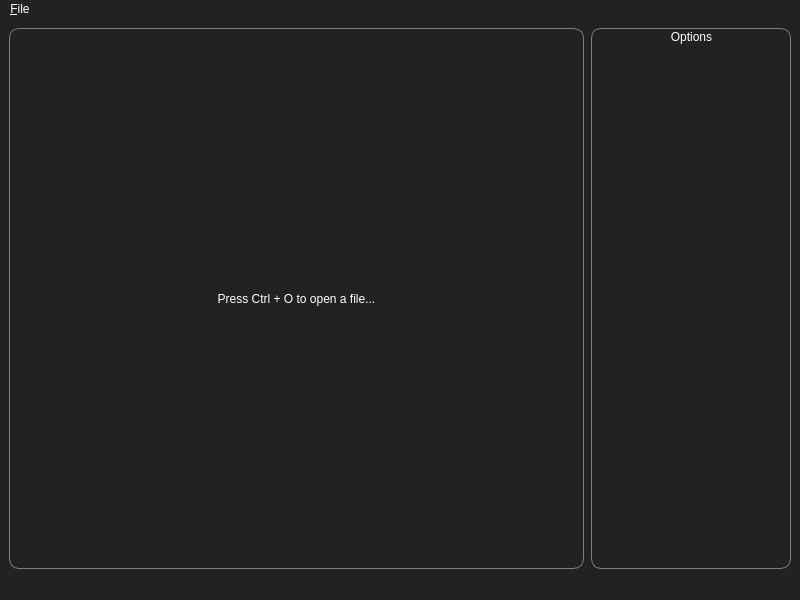
Before: the Qt Designer form src/app/main_window.ui in BenjikQ/Livewire, drawn with Qt 5.
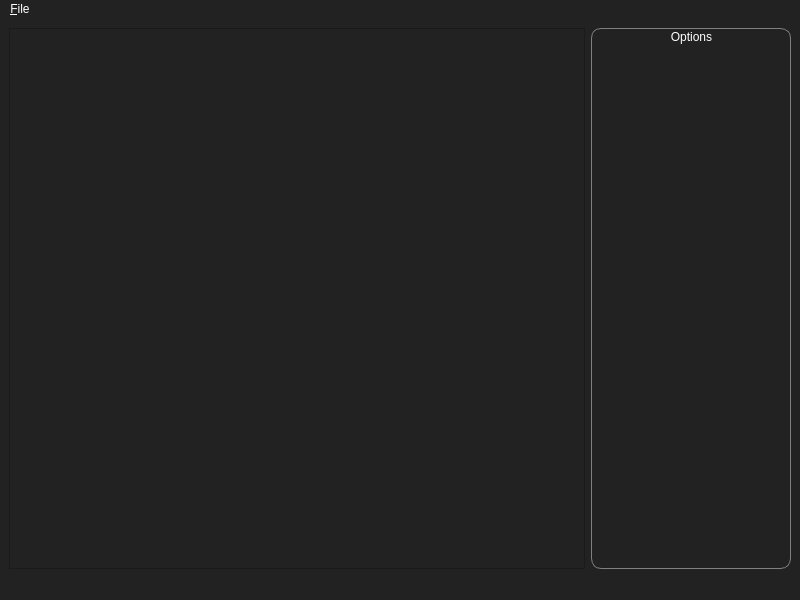
After: the same form once the commit is applied.

```diff
--- a/src/app/main_window.ui
+++ b/src/app/main_window.ui
@@ -36,76 +36,7 @@
   <widget class="QWidget" name="centralwidget">
    <layout class="QHBoxLayout" name="horizontalLayout">
     <item>
-     <widget class="QGroupBox" name="scrollAreaBox">
-      <property name="title">
-       <string/>
-      </property>
-      <layout class="QGridLayout" name="gridLayout">
-       <item row="0" column="0">
-        <widget class="QScrollArea" name="scrollArea">
-         <property name="frameShape">
-          <enum>QFrame::NoFrame</enum>
-         </property>
-         <property name="widgetResizable">
-          <bool>true</bool>
-         </property>
-         <widget class="QWidget" name="scrollAreaWidgetContents">
-          <property name="geometry">
-           <rect>
-            <x>0</x>
-            <y>0</y>
-            <width>539</width>
-            <height>504</height>
-           </rect>
-          </property>
-          <layout class="QGridLayout" name="gridLayout_2">
-           <item row="0" column="0">
-            <widget class="QLabel" name="imageLabel">
-             <property name="sizePolicy">
-              <sizepolicy hsizetype="Preferred" vsizetype="Preferred">
-               <horstretch>0</horstretch>
-               <verstretch>0</verstretch>
-              </sizepolicy>
-             </property>
-             <property name="minimumSize">
-              <size>
-               <width>0</width>
-               <height>0</height>
-              </size>
-             </property>
-             <property name="text">
-              <string>Press Ctrl + O to open a file...</string>
-             </property>
-             <property name="scaledContents">
-              <bool>false</bool>
-             </property>
-             <property name="alignment">
-              <set>Qt::AlignCenter</set>
-             </property>
-            </widget>
-           </item>
-          </layout>
-         </widget>
-        </widget>
-       </item>
-      </layout>
-     </widget>
-    </item>
-    <item>
-     <spacer name="horizontalSpacer">
-      <property name="orientation">
-       <enum>Qt::Horizontal</enum>
-      </property>
-      <property name="sizeType">
-       <enum>QSizePolicy::Minimum</enum>
-      </property>
-      <property name="sizeHint" stdset="0">
-       <size>
-        <width>1</width>
-        <height>20</height>
-       </size>
-      </property>
-     </spacer>
+     <widget class="QGraphicsView" name="view"/>
     </item>
     <item>
      <widget class="QGroupBox" name="optionsBox">
```
Left out of the diff: 3 changed lines with no effect on the pictures.
